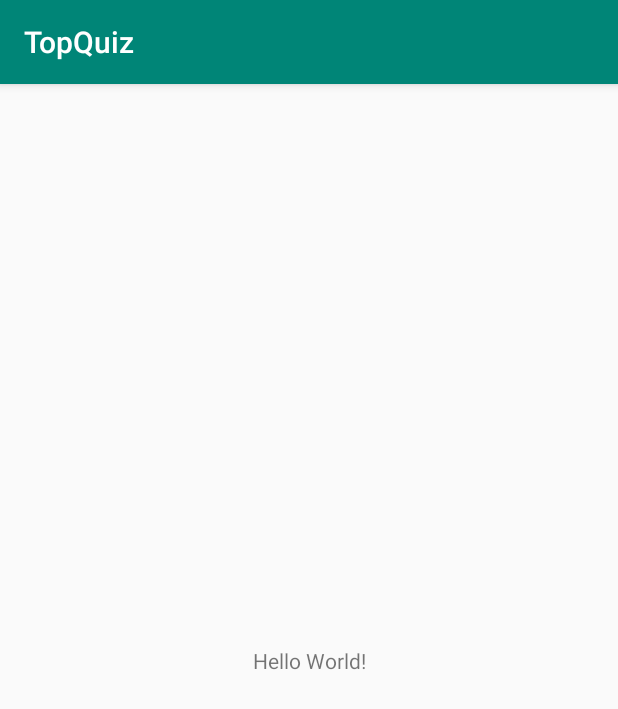
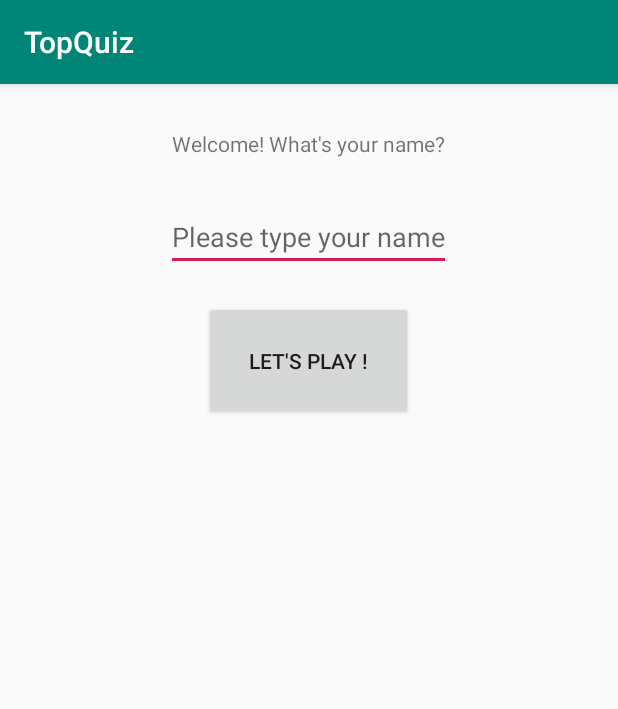
Before and after one commit to PimprenelIe/TopQuiz, an Android app: the screen it shows after launch (MainActivity), on a phone screen of 412 x 824 dp. Shown: the top 709 px of the screen. Run offline under Robolectric (Android 15) with nearby library versions, the phone set to English and light mode, and no system bars.

Commit message:
Layout of MainActivity done

```diff
--- a/app/src/main/res/layout/activity_main.xml
+++ b/app/src/main/res/layout/activity_main.xml
@@ -1,18 +1,39 @@
 <?xml version="1.0" encoding="utf-8"?>
-<android.support.constraint.ConstraintLayout xmlns:android="http://schemas.android.com/apk/res/android"
-    xmlns:app="http://schemas.android.com/apk/res-auto"
+<LinearLayout
+    xmlns:android="http://schemas.android.com/apk/res/android"
     xmlns:tools="http://schemas.android.com/tools"
     android:layout_width="match_parent"
     android:layout_height="match_parent"
-    tools:context=".MainActivity">
+    tools:context=".MainActivity"
+    android:orientation="vertical">
 
     <TextView
         android:layout_width="wrap_content"
         android:layout_height="wrap_content"
-        android:text="Hello World!"
-        app:layout_constraintBottom_toBottomOf="parent"
-        app:layout_constraintLeft_toLeftOf="parent"
-        app:layout_constraintRight_toRightOf="parent"
-        app:layout_constraintTop_toTopOf="parent" />
+        android:layout_margin="10dp"
+        android:padding="20dp"
+        android:layout_gravity="center_horizontal"
+        android:text="Welcome! What's your name?"
+        />
 
-</android.support.constraint.ConstraintLayout>
+    <EditText
+        android:layout_width="wrap_content"
+        android:layout_height="wrap_content"
+        android:layout_gravity="center_horizontal"
+        android:layout_marginLeft="10dp"
+        android:layout_marginRight="10dp"
+        android:hint="Please type your name"
+        />
+
+
+    <Button
+        android:layout_width="wrap_content"
+        android:layout_height="wrap_content"
+        android:layout_gravity="center_horizontal"
+        android:layout_marginTop="20dp"
+        android:padding="30dp"
+        android:text="Let's Play !"
+        />
+
+
+</LinearLayout>
```
